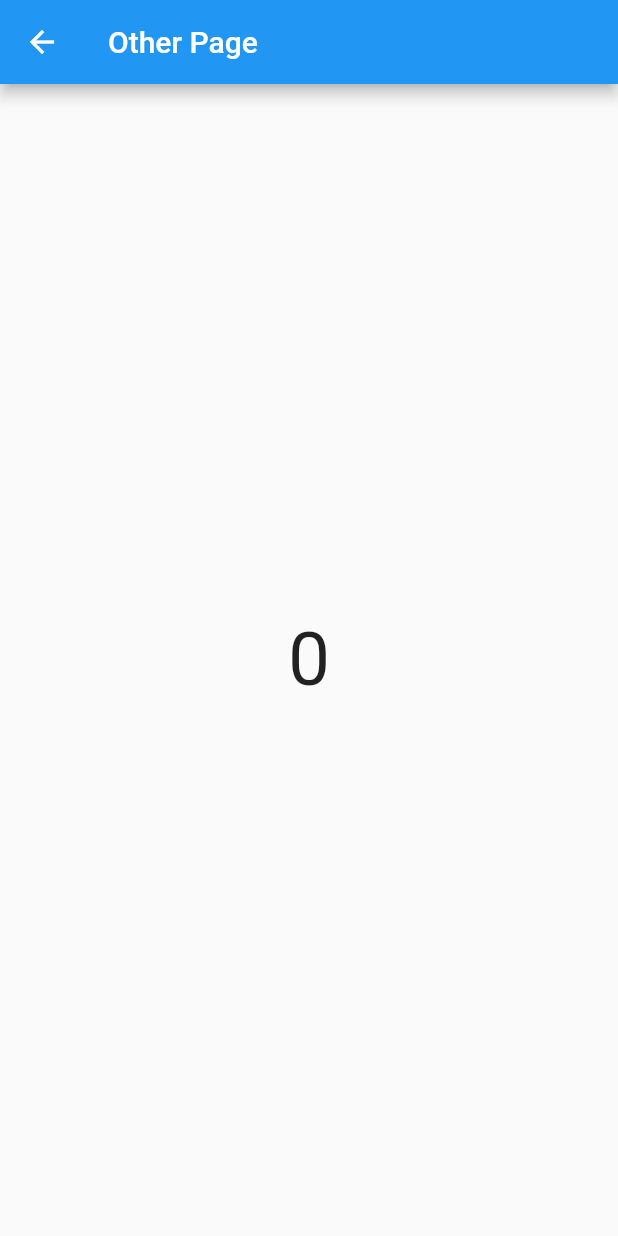
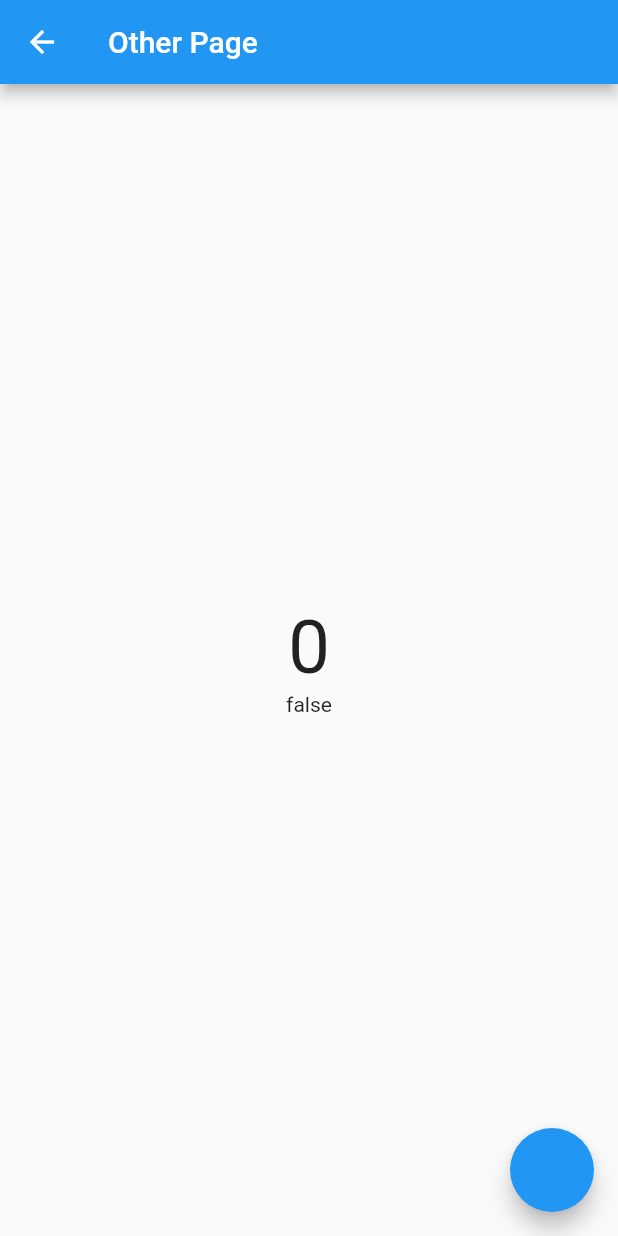
Before and after one commit to rizaelwahid/flutter_course, a Flutter app: the screen it shows after launch, after a tap on the "remove" icon, after a tap on the "add" icon, after a tap on the "arrow forward" icon, on a phone screen of 412 x 824 dp. Run offline on Flutter 3.47's test engine with Material 2 defaults, Android fonts, the phone set to English and light mode, and no system bars; our stand-ins replace bloc, flutter_bloc.

Commit message:
Bloc Provider: Multi Bloc Provider

```diff
--- a/lib/bloc/counter.dart
+++ b/lib/bloc/counter.dart
@@ -1,7 +1,7 @@
 import 'package:bloc/bloc.dart';
 
-class Counter extends Cubit<int> {
-  Counter({this.init = 0}) : super(init);
+class CounterBloc extends Cubit<int> {
+  CounterBloc({this.init = 0}) : super(init);
 
   int init;
 
--- /dev/null
+++ b/lib/bloc/theme.dart
@@ -0,0 +1,8 @@
+import 'package:bloc/bloc.dart';
+
+class ThemeBloc extends Cubit<bool> {
+  //true: light - false: dark
+  ThemeBloc() : super(false);
+
+  void chengeTheme() => emit(!state);
+}
--- a/lib/pages/data_widget.dart
+++ b/lib/pages/data_widget.dart
@@ -10,7 +10,7 @@ class DataWidget extends StatelessWidget {
   @override
   Widget build(BuildContext context) {
     // Counter myCounter = BlocProvider.of<Counter>(context);
-    Counter myCounter = context.read<Counter>();
+    CounterBloc myCounter = context.read<CounterBloc>();
     return BlocBuilder(
       bloc: myCounter,
       builder: (context, state) => Text(
--- a/lib/pages/home.dart
+++ b/lib/pages/home.dart
@@ -1,6 +1,4 @@
-import 'dart:html';
-
-import 'package:bloc_starter/pages/other.dart';
+import 'package:bloc_starter/bloc/theme.dart';
 import 'package:flutter/material.dart';
 import 'package:flutter_bloc/flutter_bloc.dart';
 
@@ -13,7 +11,8 @@ class HomePage extends StatelessWidget {
   @override
   Widget build(BuildContext context) {
     // Counter myCounter = BlocProvider.of<Counter>(context);
-    Counter myCounter = context.read<Counter>();
+    CounterBloc myCounter = context.read<CounterBloc>();
+    ThemeBloc myTheme = context.read<ThemeBloc>();
 
     return Scaffold(
       appBar: AppBar(
@@ -34,7 +33,10 @@ class HomePage extends StatelessWidget {
         child: const Icon(Icons.arrow_forward),
       ),
       body: Center(
-        child: Row(
+        child: Column(
+          mainAxisAlignment: MainAxisAlignment.center,
+          children: [
+            Row(
               mainAxisAlignment: MainAxisAlignment.spaceEvenly,
               children: [
                 Material(
@@ -72,6 +74,13 @@ class HomePage extends StatelessWidget {
                 ),
               ],
             ),
+            BlocBuilder<ThemeBloc, bool>(
+              builder: (context, state) {
+                return Text("$state");
+              },
+            ),
+          ],
+        ),
       ),
     );
   }
--- a/lib/pages/other.dart
+++ b/lib/pages/other.dart
@@ -1,4 +1,5 @@
 import 'package:bloc_starter/bloc/counter.dart';
+import 'package:bloc_starter/bloc/theme.dart';
 import 'package:flutter/material.dart';
 import 'package:flutter_bloc/flutter_bloc.dart';
 
@@ -7,13 +8,17 @@ class OtherPage extends StatelessWidget {
 
   @override
   Widget build(BuildContext context) {
-    Counter myCounter = context.read<Counter>();
+    CounterBloc myCounter = context.read<CounterBloc>();
+    ThemeBloc myTheme = context.read<ThemeBloc>();
     return Scaffold(
       appBar: AppBar(
         title: const Text("Other Page"),
       ),
-      body: Center(
-        child: BlocBuilder<Counter, int>(
+      body: Column(
+        mainAxisAlignment: MainAxisAlignment.center,
+        children: [
+          Center(
+            child: BlocBuilder<CounterBloc, int>(
               bloc: myCounter,
               builder: (context, state) {
                 return Text(
@@ -25,6 +30,20 @@ class OtherPage extends StatelessWidget {
               },
             ),
           ),
+          Center(
+            child: BlocBuilder<ThemeBloc, bool>(
+              builder: (context, state) {
+                return Text("$state");
+              },
+            ),
+          ),
+        ],
+      ),
+      floatingActionButton: FloatingActionButton(
+        onPressed: () {
+          myTheme.chengeTheme();
+        },
+      ),
     );
   }
 }
--- a/lib/routes/routes.dart
+++ b/lib/routes/routes.dart
@@ -1,4 +1,5 @@
 import 'package:bloc_starter/bloc/counter.dart';
+import 'package:bloc_starter/bloc/theme.dart';
 import 'package:bloc_starter/pages/404.dart';
 import 'package:bloc_starter/pages/home.dart';
 import 'package:bloc_starter/pages/other.dart';
@@ -6,17 +7,31 @@ import 'package:flutter/material.dart';
 import 'package:flutter_bloc/flutter_bloc.dart';
 
 class MyRouter {
-  final Counter myCounter = Counter();
+  final CounterBloc myCounter = CounterBloc();
+  final ThemeBloc myTheme = ThemeBloc();
   Route onRizaWays(RouteSettings settings) {
     switch (settings.name) {
       case "/":
         return MaterialPageRoute(
-          builder: (context) => BlocProvider.value(
-            value: myCounter,
+          builder: (context) => MultiBlocProvider(
+            providers: [
+              BlocProvider.value(value: myCounter),
+              BlocProvider.value(value: myTheme),
+            ],
             child: const HomePage(),
           ),
         );
       case "/other":
+        return MaterialPageRoute(
+          builder: (context) => MultiBlocProvider(
+            providers: [
+              BlocProvider.value(value: myCounter),
+              BlocProvider.value(value: myTheme),
+            ],
+            child: const OtherPage(),
+          ),
+        );
+      case "/other2":
         return MaterialPageRoute(
           builder: (context) => BlocProvider.value(
             value: myCounter,
```
Lines whose indentation alone changed are shown as unchanged.
